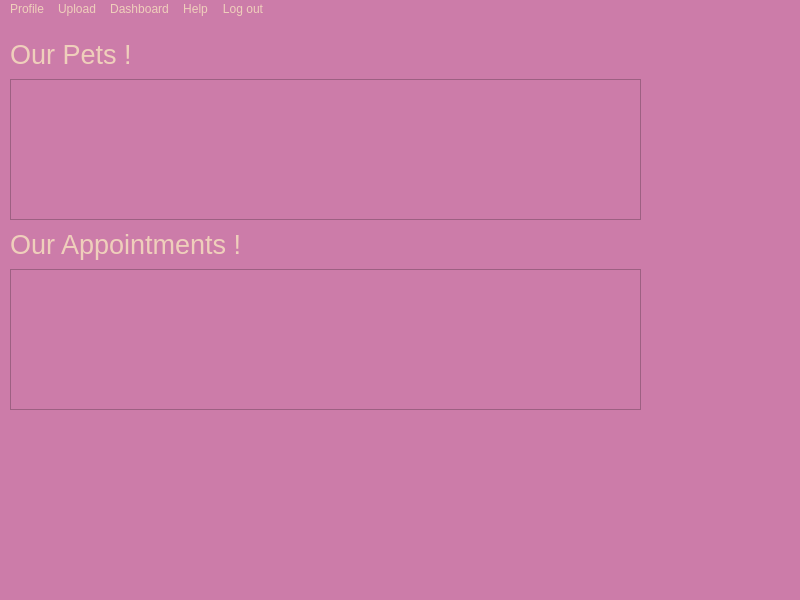
Old version of the form breadnbutter/gui/shelterprofile.ui in the repository jacksodl23/cs-205-pet-adoption.
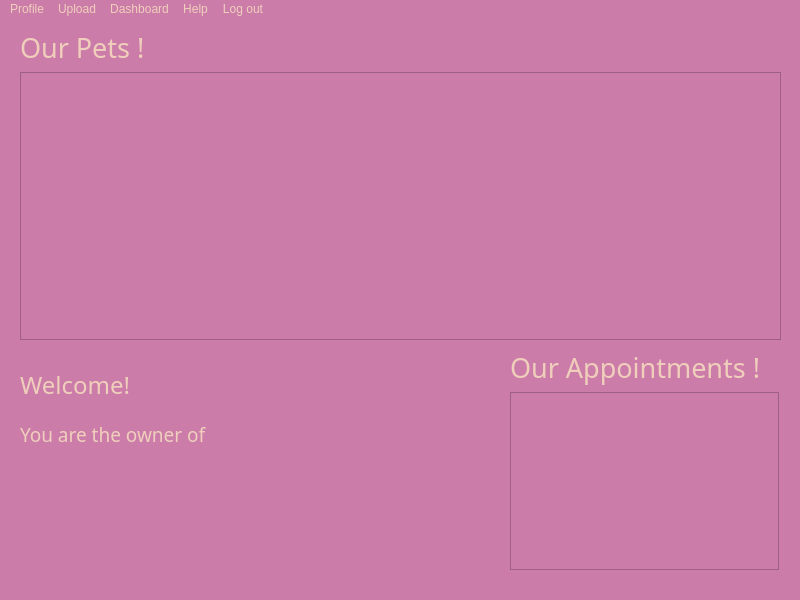
New version of the form.

The edit to the form file:
```diff
--- a/breadnbutter/gui/shelterprofile.ui
+++ b/breadnbutter/gui/shelterprofile.ui
@@ -433,61 +433,102 @@
 color: rgb(239, 207, 187);</string>
   </property>
   <widget class="QWidget" name="centralwidget">
-   <widget class="QLabel" name="label">
+   <widget class="QLabel" name="welcomeLabel">
     <property name="geometry">
      <rect>
-      <x>10</x>
-      <y>20</y>
-      <width>181</width>
+      <x>20</x>
+      <y>350</y>
+      <width>291</width>
       <height>31</height>
      </rect>
     </property>
     <property name="font">
      <font>
-      <pointsize>20</pointsize>
+      <family>Dyuthi</family>
+      <pointsize>18</pointsize>
      </font>
     </property>
     <property name="text">
-     <string>Our Pets !</string>
+     <string>Welcome!</string>
     </property>
    </widget>
-   <widget class="QLabel" name="label_2">
+   <widget class="QLabel" name="shelterNameLabel">
+    <property name="enabled">
+     <bool>true</bool>
+    </property>
     <property name="geometry">
      <rect>
-      <x>10</x>
-      <y>210</y>
-      <width>281</width>
+      <x>20</x>
+      <y>400</y>
+      <width>391</width>
       <height>31</height>
      </rect>
     </property>
     <property name="font">
      <font>
-      <pointsize>20</pointsize>
+      <family>Dyuthi</family>
+      <pointsize>14</pointsize>
      </font>
     </property>
     <property name="text">
-     <string>Our Appointments !</string>
+     <string>You are the owner of</string>
     </property>
    </widget>
-   <widget class="QTableView" name="tableView">
+   <widget class="QWidget" name="">
     <property name="geometry">
      <rect>
-      <x>10</x>
-      <y>60</y>
-      <width>631</width>
-      <height>141</height>
+      <x>510</x>
+      <y>330</y>
+      <width>269</width>
+      <height>221</height>
      </rect>
     </property>
+    <layout class="QVBoxLayout" name="verticalLayout_2">
+     <item>
+      <widget class="QLabel" name="label_2">
+       <property name="font">
+        <font>
+         <family>Dyuthi</family>
+         <pointsize>20</pointsize>
+        </font>
+       </property>
+       <property name="text">
+        <string>Our Appointments !</string>
+       </property>
+      </widget>
+     </item>
+     <item>
+      <widget class="QTableView" name="tableView_2"/>
+     </item>
+    </layout>
    </widget>
-   <widget class="QTableView" name="tableView_2">
+   <widget class="QWidget" name="">
     <property name="geometry">
      <rect>
-      <x>10</x>
-      <y>250</y>
-      <width>631</width>
-      <height>141</height>
+      <x>20</x>
+      <y>10</y>
+      <width>761</width>
+      <height>311</height>
      </rect>
     </property>
+    <layout class="QVBoxLayout" name="verticalLayout">
+     <item>
+      <widget class="QLabel" name="label">
+       <property name="font">
+        <font>
+         <family>Dyuthi</family>
+         <pointsize>20</pointsize>
+        </font>
+       </property>
+       <property name="text">
+        <string>Our Pets !</string>
+       </property>
+      </widget>
+     </item>
+     <item>
+      <widget class="QTableView" name="tableView"/>
+     </item>
+    </layout>
    </widget>
   </widget>
   <widget class="QMenuBar" name="menubar">
```
